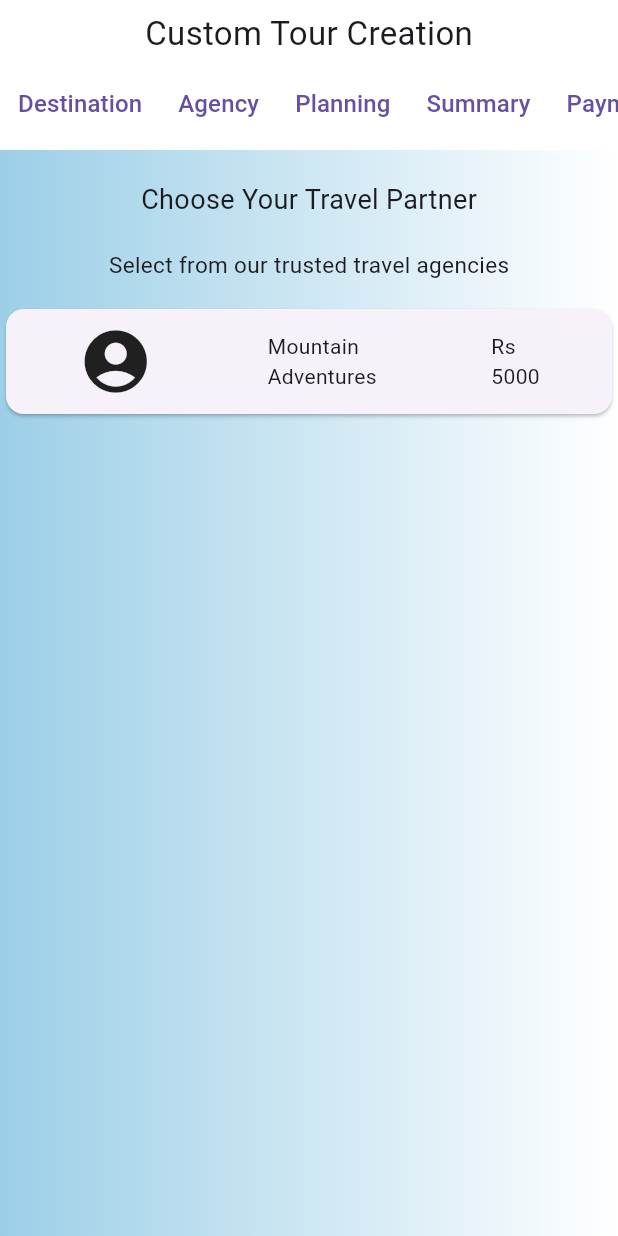
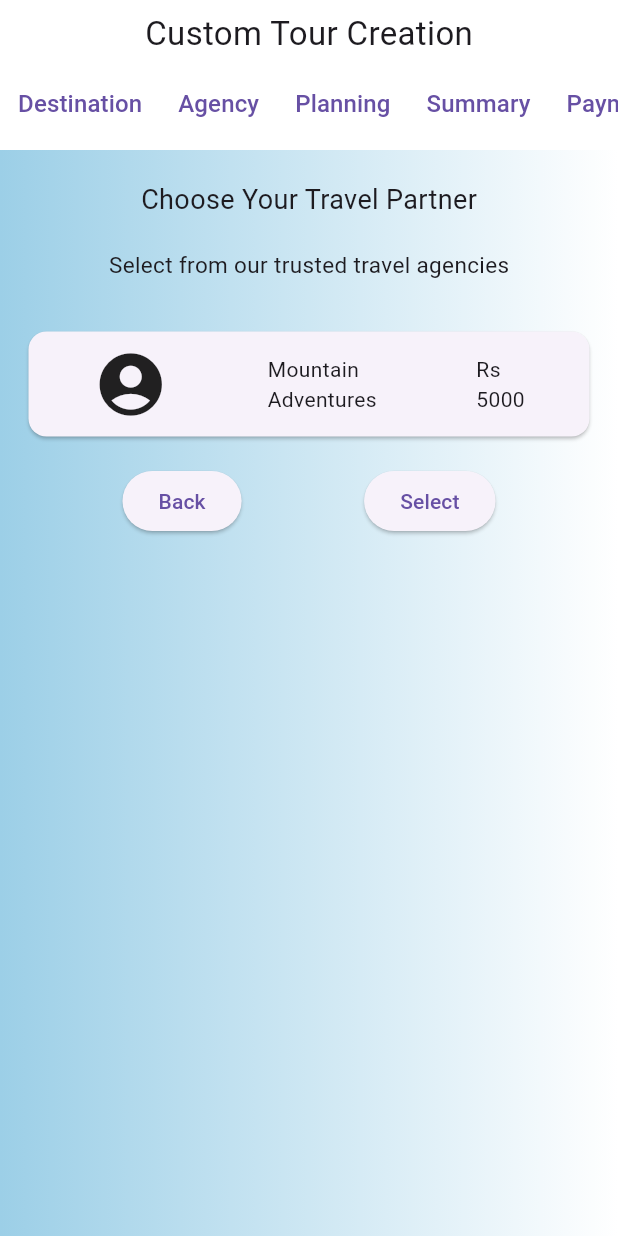
Before and after one commit to bilalfarid-1/flutter_project, a Flutter app: the screen it shows after launch, after a tap on "Agency", on a phone screen of 412 x 824 dp. Run offline on Flutter 3.47's test engine with Material 3 defaults, Android fonts, the phone set to English and light mode, and no system bars.

Commit message:
add buttons in agecny class

```diff
--- a/swift_trip/lib/screen/agency.dart
+++ b/swift_trip/lib/screen/agency.dart
@@ -1,5 +1,6 @@
 import 'package:flutter/material.dart';
 import 'package:swift_trip/screen/AppBar.dart';
+import 'package:swift_trip/screen/custom_tour.dart';
 
 class agency extends StatefulWidget {
   @override
@@ -33,7 +34,9 @@ class _agency extends State<agency> {
                       style: TextStyle(fontSize: 15),
                     ),
                   ),
-                  Card(
+                  Padding(
+                    padding: const EdgeInsets.all(15),
+                    child: Card(
                       child: Column(
                         children: [
                           Padding(
@@ -44,12 +47,27 @@ class _agency extends State<agency> {
                                 Icon(Icons.account_circle, size: 50),
                                 Text("Mountain \nAdventures"),
                                 Text("Rs\n5000"),
-
                               ],
                             ),
                           )
                         ],
                       ),
+                    ),
+                  ),
+                  Row(
+                    mainAxisAlignment: MainAxisAlignment.spaceEvenly,
+                    children: [
+                      ElevatedButton(
+                        onPressed: () {
+                          Navigator.pushReplacement(context, MaterialPageRoute(builder:  (context) => CustomTour()));
+                        },
+                        child: Text("Back"),
+                      ),
+                      ElevatedButton(
+                        onPressed: () {},
+                        child: Text("Select"),
+                      ),
+                    ],
                   )
           ],
         ),
--- a/swift_trip/lib/screen/custom_tour.dart
+++ b/swift_trip/lib/screen/custom_tour.dart
@@ -12,9 +12,8 @@ class _CustomTour extends State<CustomTour> {
   @override
   Widget build(BuildContext context) {
     return Scaffold(
-
-      body: SafeArea(
-        child: Container(
+      body: Container(
+        height: double.infinity,
         decoration: BoxDecoration(
           gradient: LinearGradient(
             colors: [const Color.fromARGB(255, 156, 207, 231), Colors.white],
@@ -24,17 +23,7 @@ class _CustomTour extends State<CustomTour> {
           child: Column(
             children: [
               appBar(),
-                Container(
-                  width: double.infinity,
-                  decoration: BoxDecoration(
-                    gradient: LinearGradient(
-                      colors: [
-                        const Color.fromARGB(255, 156, 207, 231),
-                        Colors.white,
-                      ],
-                    ),
-                  ),
-                  child: Column(
+              Column(
                   children: [
                     Padding(
                       padding: EdgeInsets.only(top: 20),
@@ -115,9 +104,7 @@ class _CustomTour extends State<CustomTour> {
                     ),
                   ],
                 ),
-                ),
             ],
-            ),
           ),
         ),
       ),
```
Lines whose indentation alone changed are shown as unchanged.
